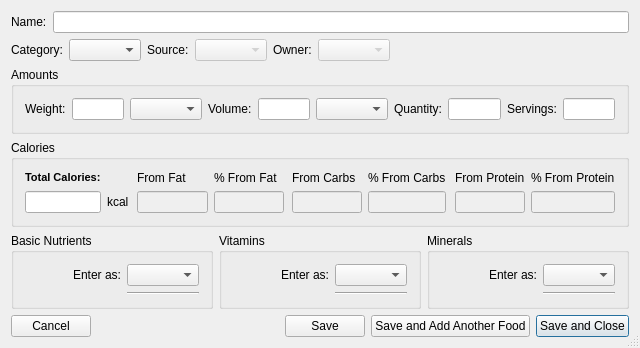
Before: the Qt Designer form src/edit_food.ui in tylermchenry/nutrition_tracker, drawn with Qt 5.
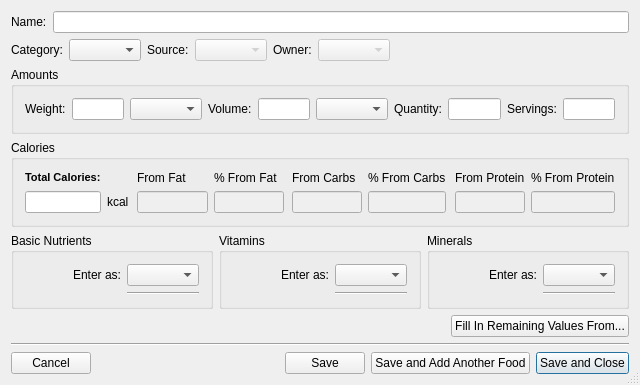
After: the same form once the commit is applied.

Commit message: Add feature to fill in empty fields of custom single foods with data from a similar (usually USDA) food.

Diff of the .ui file:
```diff
--- a/src/edit_food.ui
+++ b/src/edit_food.ui
@@ -7,7 +7,7 @@
     <x>0</x>
     <y>0</y>
     <width>640</width>
-    <height>323</height>
+    <height>365</height>
    </rect>
   </property>
   <property name="windowTitle">
@@ -441,6 +441,37 @@
      </item>
     </layout>
    </item>
+   <item>
+    <layout class="QHBoxLayout" name="horizontalLayout_5">
+     <item>
+      <spacer name="horizontalSpacer_4">
+       <property name="orientation">
+        <enum>Qt::Horizontal</enum>
+       </property>
+       <property name="sizeHint" stdset="0">
+        <size>
+         <width>40</width>
+         <height>20</height>
+        </size>
+       </property>
+      </spacer>
+     </item>
+     <item>
+      <widget class="QPushButton" name="btnFillIn">
+       <property name="text">
+        <string>Fill In Remaining Values From...</string>
+       </property>
+      </widget>
+     </item>
+    </layout>
+   </item>
+   <item>
+    <widget class="Line" name="line">
+     <property name="orientation">
+      <enum>Qt::Horizontal</enum>
+     </property>
+    </widget>
+   </item>
    <item>
     <layout class="QHBoxLayout" name="horizontalLayout_6">
      <item>
```
The commit also changes 7 other files.
